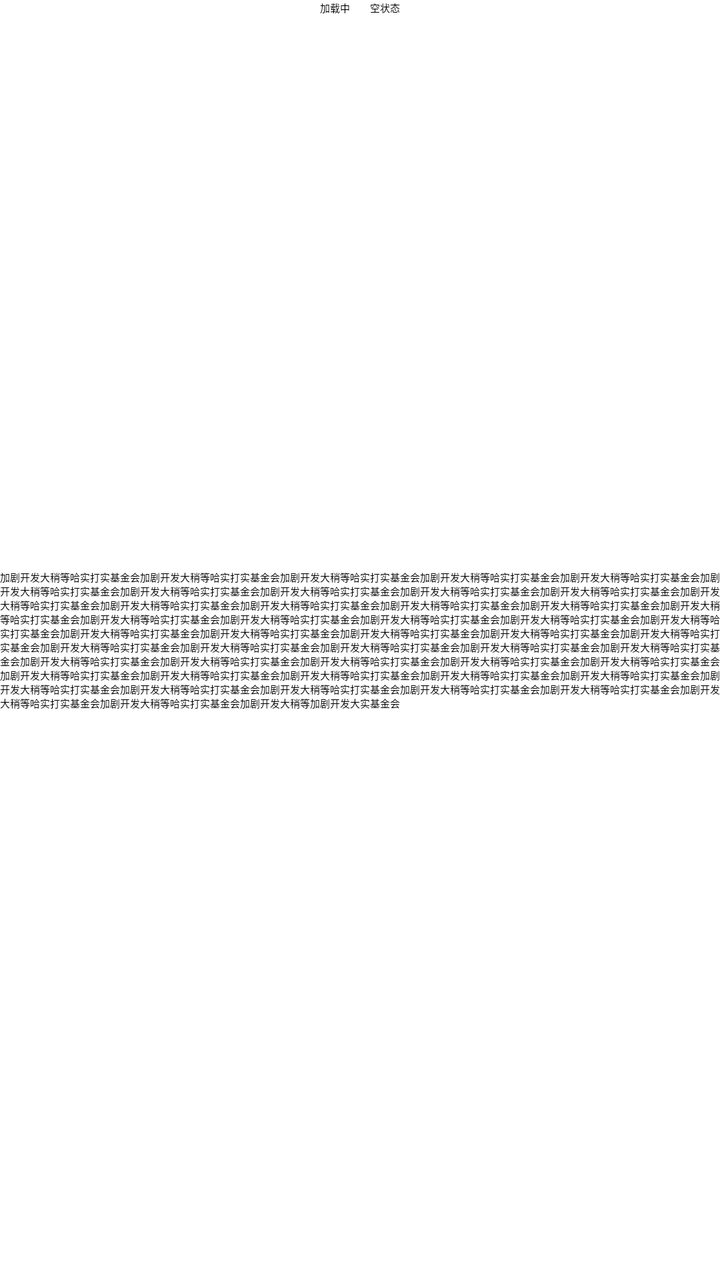
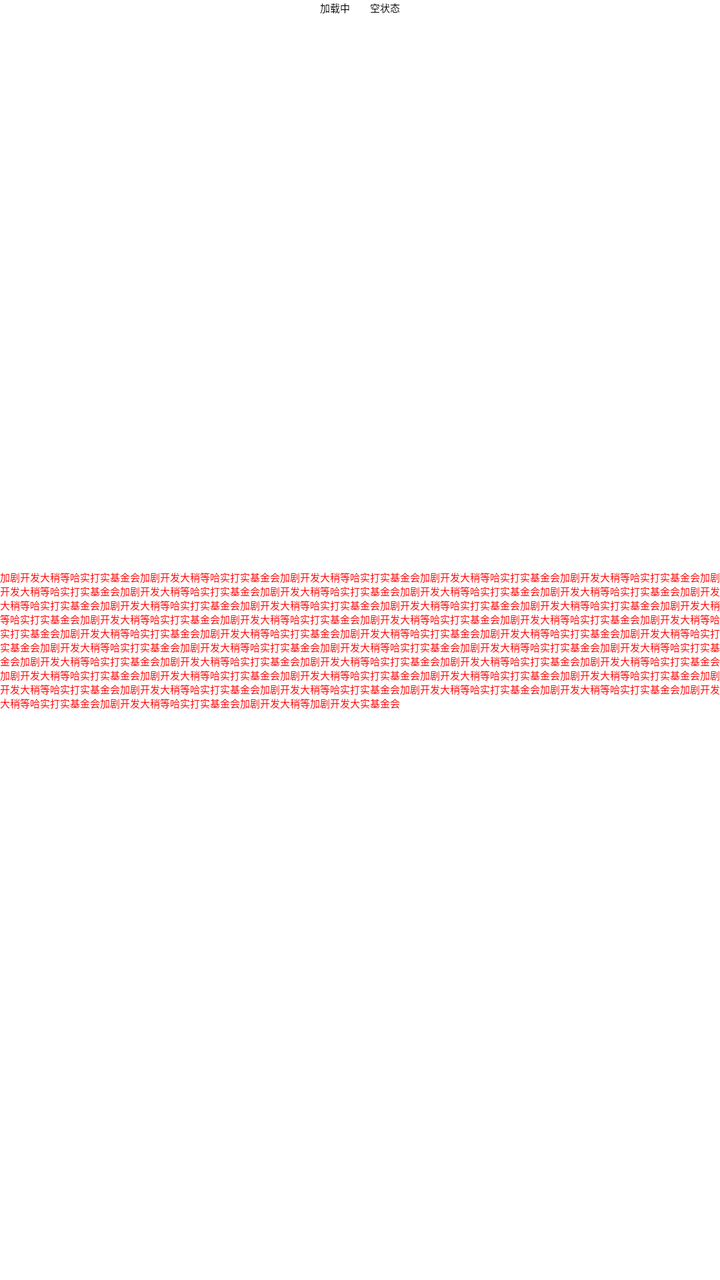

Screens rendered from an Android XML layout before and after an edit, with the pre-edit source and the edit as a unified diff.
<!-- AndroidManifest.xml: application theme Theme.Activity.Base -->
<!-- res/layout/notes_activity_state_parent.xml -->
<?xml version="1.0" encoding="utf-8"?>
<androidx.constraintlayout.widget.ConstraintLayout xmlns:android="http://schemas.android.com/apk/res/android"
    xmlns:app="http://schemas.android.com/apk/res-auto"
    android:id="@+id/parentId"
    android:layout_width="match_parent"
    android:layout_height="match_parent"
    android:fitsSystemWindows="true">

    <LinearLayout
        android:layout_width="match_parent"
        android:layout_height="wrap_content"
        android:gravity="center_horizontal"
        android:orientation="horizontal"
        app:layout_constraintTop_toTopOf="parent">


        <Button
            android:id="@+id/btn1"
            android:layout_width="wrap_content"
            android:layout_height="wrap_content"
            android:layout_marginHorizontal="5dp"
            android:text="加载中" />

        <Button
            android:id="@+id/btn2"
            android:layout_width="wrap_content"
            android:layout_height="wrap_content"
            android:layout_marginHorizontal="5dp"
            android:text="空状态" />
    </LinearLayout>

    <TextView
        android:layout_width="match_parent"
        android:layout_height="wrap_content"
        android:text="加剧开发大稍等哈实打实基金会加剧开发大稍等哈实打实基金会加剧开发大稍等哈实打实基金会加剧开发大稍等哈实打实基金会加剧开发大稍等哈实打实基金会加剧开发大稍等哈实打实基金会加剧开发大稍等哈实打实基金会加剧开发大稍等哈实打实基金会加剧开发大稍等哈实打实基金会加剧开发大稍等哈实打实基金会加剧开发大稍等哈实打实基金会加剧开发大稍等哈实打实基金会加剧开发大稍等哈实打实基金会加剧开发大稍等哈实打实基金会加剧开发大稍等哈实打实基金会加剧开发大稍等哈实打实基金会加剧开发大稍等哈实打实基金会加剧开发大稍等哈实打实基金会加剧开发大稍等哈实打实基金会加剧开发大稍等哈实打实基金会加剧开发大稍等哈实打实基金会加剧开发大稍等哈实打实基金会加剧开发大稍等哈实打实基金会加剧开发大稍等哈实打实基金会加剧开发大稍等哈实打实基金会加剧开发大稍等哈实打实基金会加剧开发大稍等哈实打实基金会加剧开发大稍等哈实打实基金会加剧开发大稍等哈实打实基金会加剧开发大稍等哈实打实基金会加剧开发大稍等哈实打实基金会加剧开发大稍等哈实打实基金会加剧开发大稍等哈实打实基金会加剧开发大稍等哈实打实基金会加剧开发大稍等哈实打实基金会加剧开发大稍等哈实打实基金会加剧开发大稍等哈实打实基金会加剧开发大稍等哈实打实基金会加剧开发大稍等哈实打实基金会加剧开发大稍等哈实打实基金会加剧开发大稍等哈实打实基金会加剧开发大稍等哈实打实基金会加剧开发大稍等哈实打实基金会加剧开发大稍等哈实打实基金会加剧开发大稍等哈实打实基金会加剧开发大稍等哈实打实基金会加剧开发大稍等哈实打实基金会加剧开发大稍等哈实打实基金会加剧开发大稍等加剧开发大实基金会"
        app:layout_constraintBottom_toBottomOf="parent"
        app:layout_constraintTop_toTopOf="parent" />

</androidx.constraintlayout.widget.ConstraintLayout>
<!-- resources referenced by this layout -->
<resources>

</resources>

<!-- the commit's change to res/layout/notes_activity_state_parent.xml (unified diff, before → after) -->
@@ -30,6 +30,7 @@
     </LinearLayout>
 
     <TextView
+        android:textColor="#ff0000"
         android:layout_width="match_parent"
         android:layout_height="wrap_content"
         android:text="加剧开发大稍等哈实打实基金会加剧开发大稍等哈实打实基金会加剧开发大稍等哈实打实基金会加剧开发大稍等哈实打实基金会加剧开发大稍等哈实打实基金会加剧开发大稍等哈实打实基金会加剧开发大稍等哈实打实基金会加剧开发大稍等哈实打实基金会加剧开发大稍等哈实打实基金会加剧开发大稍等哈实打实基金会加剧开发大稍等哈实打实基金会加剧开发大稍等哈实打实基金会加剧开发大稍等哈实打实基金会加剧开发大稍等哈实打实基金会加剧开发大稍等哈实打实基金会加剧开发大稍等哈实打实基金会加剧开发大稍等哈实打实基金会加剧开发大稍等哈实打实基金会加剧开发大稍等哈实打实基金会加剧开发大稍等哈实打实基金会加剧开发大稍等哈实打实基金会加剧开发大稍等哈实打实基金会加剧开发大稍等哈实打实基金会加剧开发大稍等哈实打实基金会加剧开发大稍等哈实打实基金会加剧开发大稍等哈实打实基金会加剧开发大稍等哈实打实基金会加剧开发大稍等哈实打实基金会加剧开发大稍等哈实打实基金会加剧开发大稍等哈实打实基金会加剧开发大稍等哈实打实基金会加剧开发大稍等哈实打实基金会加剧开发大稍等哈实打实基金会加剧开发大稍等哈实打实基金会加剧开发大稍等哈实打实基金会加剧开发大稍等哈实打实基金会加剧开发大稍等哈实打实基金会加剧开发大稍等哈实打实基金会加剧开发大稍等哈实打实基金会加剧开发大稍等哈实打实基金会加剧开发大稍等哈实打实基金会加剧开发大稍等哈实打实基金会加剧开发大稍等哈实打实基金会加剧开发大稍等哈实打实基金会加剧开发大稍等哈实打实基金会加剧开发大稍等哈实打实基金会加剧开发大稍等哈实打实基金会加剧开发大稍等哈实打实基金会加剧开发大稍等加剧开发大实基金会"
